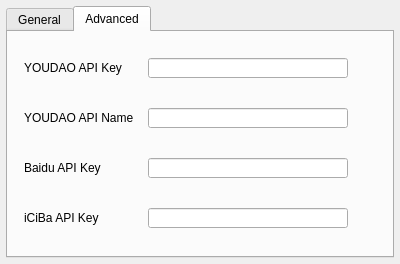
Qt form contents/ui/config.ui (librehat/kdictionary) before a commit.
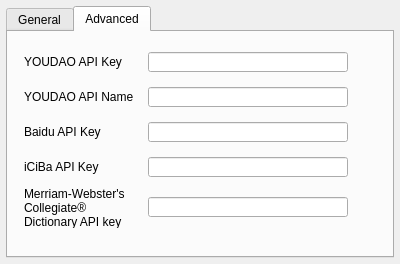
The same form after that commit. The open tabs and pages were chosen to show the change.

Commit message: Support Merriam-Webster's Collegiate® Dictionary API.

Patch:
```diff
--- a/contents/ui/config.ui
+++ b/contents/ui/config.ui
@@ -182,7 +182,7 @@
      <property name="geometry">
       <rect>
        <x>140</x>
-       <y>26</y>
+       <y>20</y>
        <width>200</width>
        <height>20</height>
       </rect>
@@ -198,7 +198,7 @@
      <property name="geometry">
       <rect>
        <x>140</x>
-       <y>76</y>
+       <y>55</y>
        <width>200</width>
        <height>20</height>
       </rect>
@@ -214,7 +214,7 @@
      <property name="geometry">
       <rect>
        <x>140</x>
-       <y>126</y>
+       <y>90</y>
        <width>200</width>
        <height>20</height>
       </rect>
@@ -230,7 +230,7 @@
      <property name="geometry">
       <rect>
        <x>140</x>
-       <y>176</y>
+       <y>125</y>
        <width>200</width>
        <height>20</height>
       </rect>
@@ -246,7 +246,7 @@
      <property name="geometry">
       <rect>
        <x>16</x>
-       <y>26</y>
+       <y>20</y>
        <width>120</width>
        <height>20</height>
       </rect>
@@ -259,7 +259,7 @@
      <property name="geometry">
       <rect>
        <x>16</x>
-       <y>76</y>
+       <y>55</y>
        <width>120</width>
        <height>20</height>
       </rect>
@@ -272,7 +272,7 @@
      <property name="geometry">
       <rect>
        <x>16</x>
-       <y>126</y>
+       <y>90</y>
        <width>120</width>
        <height>20</height>
       </rect>
@@ -285,7 +285,7 @@
      <property name="geometry">
       <rect>
        <x>16</x>
-       <y>176</y>
+       <y>125</y>
        <width>120</width>
        <height>20</height>
       </rect>
@@ -294,6 +294,38 @@
       <string>iCiBa API Key</string>
      </property>
     </widget>
+    <widget class="QLabel" name="label_mwcd">
+     <property name="geometry">
+      <rect>
+       <x>16</x>
+       <y>155</y>
+       <width>111</width>
+       <height>41</height>
+      </rect>
+     </property>
+     <property name="text">
+      <string>Merriam-Webster's Collegiate® Dictionary API key</string>
+     </property>
+     <property name="wordWrap">
+      <bool>true</bool>
+     </property>
+    </widget>
+    <widget class="QLineEdit" name="kcfg_mwcd_key">
+     <property name="geometry">
+      <rect>
+       <x>140</x>
+       <y>165</y>
+       <width>200</width>
+       <height>20</height>
+      </rect>
+     </property>
+     <property name="maxLength">
+      <number>100</number>
+     </property>
+     <property name="echoMode">
+      <enum>QLineEdit::PasswordEchoOnEdit</enum>
+     </property>
+    </widget>
    </widget>
   </widget>
  </widget>
```
Left out of the diff: 25 changed lines with no effect on the pictures. The commit also changes 2 other files.
